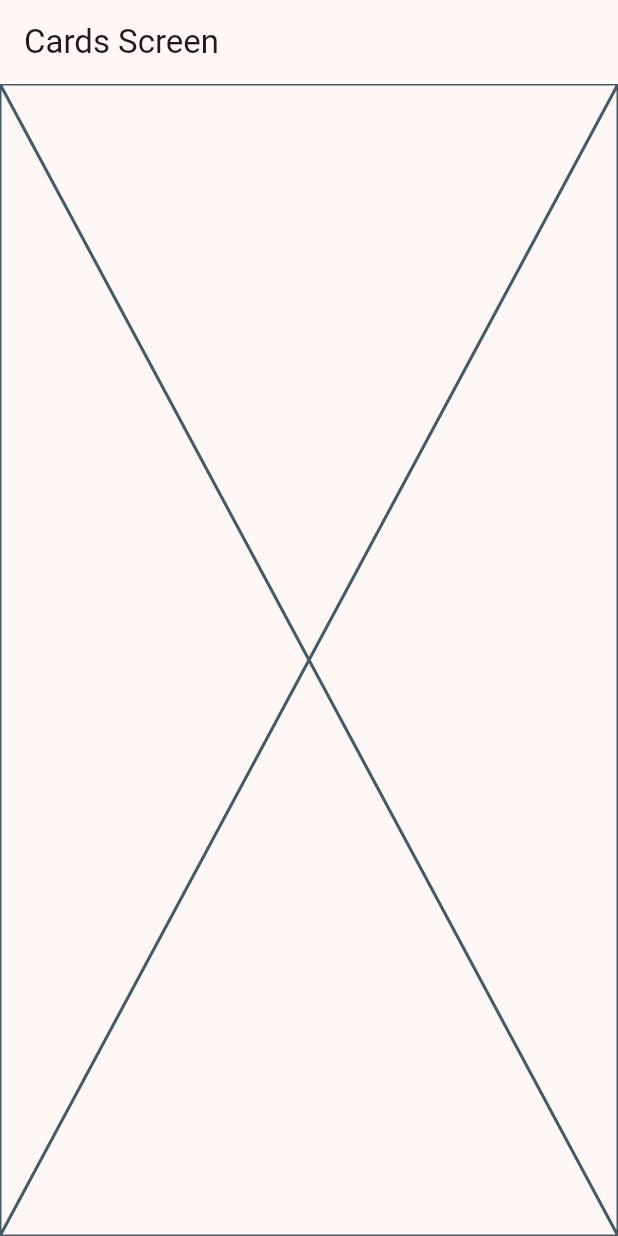
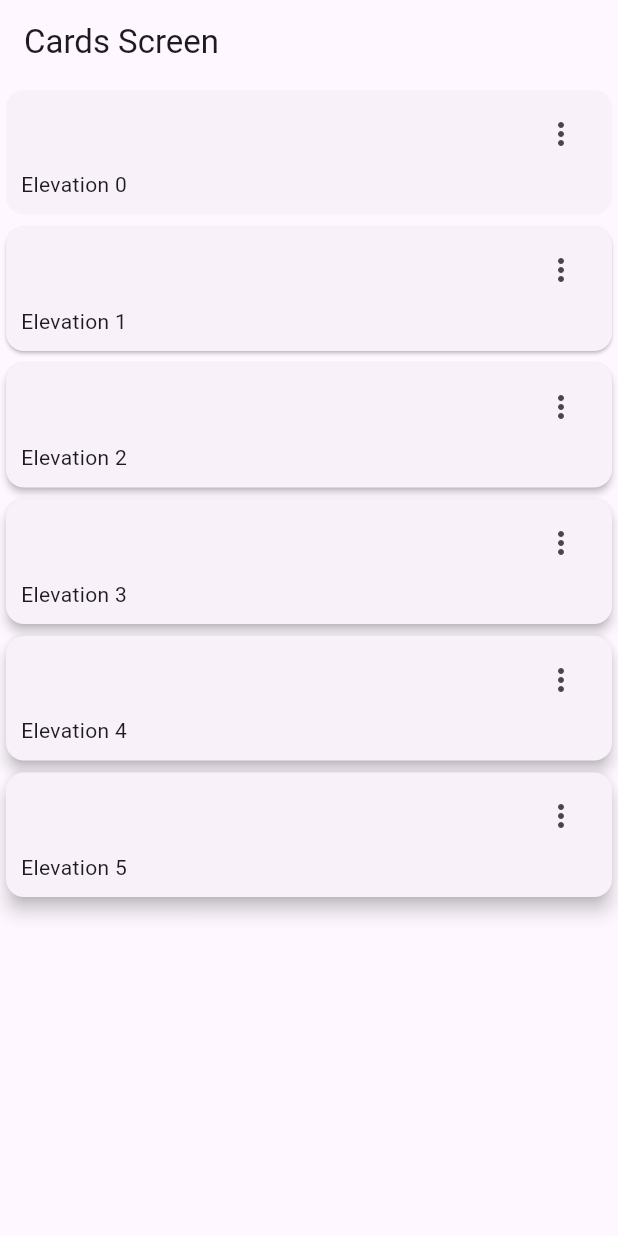
Before and after one commit to geeklagunero/widgetApp, a Flutter app: the CardsScreens screen opened by its route, on a phone screen of 412 x 824 dp. Run offline on Flutter 3.47's test engine with Material 3 defaults, Android fonts, the phone set to English and light mode, and no system bars; our stand-ins replace go_router.

Commit message:
terminar botones y empezar cards

```diff
--- a/lib/main.dart
+++ b/lib/main.dart
@@ -14,7 +14,7 @@ class MainApp extends StatelessWidget {
     return MaterialApp.router(
       routerConfig: appRouter,
       debugShowCheckedModeBanner: false,
-      theme: AppTheme(selectedColor: 8).getTheme(),
+      theme: AppTheme(selectedColor: 5).getTheme(),
       //home: HomeScreen(),
       // routes: {
       //   '/buttons': (context) => ButtonsScreens(),
--- a/lib/presentation/screens/cards/cards_screen.dart
+++ b/lib/presentation/screens/cards/cards_screen.dart
@@ -1,4 +1,17 @@
 import 'package:flutter/material.dart';
+
+
+
+const cardsData = <Map<String, dynamic>>[
+{'elevation': 0.0, 'label': 'Elevation 0'},
+{'elevation': 1.0, 'label': 'Elevation 1'},
+{'elevation': 2.0, 'label': 'Elevation 2'},
+{'elevation': 3.0, 'label': 'Elevation 3'},
+{'elevation': 4.0, 'label': 'Elevation 4'},
+  {'elevation': 5.0, 'label': 'Elevation 5'},
+];
+
+
 
 class CardsScreens extends StatelessWidget {
   static const name = 'cards_screen';
@@ -10,7 +23,59 @@ class CardsScreens extends StatelessWidget {
       appBar: AppBar(
         title: const Text("Cards Screen"),
       ),
-      body: const Placeholder(),
+      body: _CardsView(),
     );
   }
 }
+
+class _CardsView extends StatelessWidget {
+  const _CardsView({super.key});
+
+  @override
+  Widget build(BuildContext context) {
+    return SingleChildScrollView(
+      child: Column(
+        children: [
+          ...cardsData.map(
+              (card) => _CardType1(label: card['label'], elevation: card['elevation'])
+          ),
+
+        ],
+      ),
+    );
+  }
+}
+
+class _CardType1 extends StatelessWidget {
+
+  final String label;
+  final double elevation;
+
+  const _CardType1({super.key, required this.label, required this.elevation});
+
+  @override
+  Widget build(BuildContext context) {
+    return Card(
+      elevation: elevation,
+      child: Padding(
+        padding: EdgeInsets.fromLTRB(10, 5, 10, 10),
+          child: Column(
+          children: [
+            Align(
+              alignment: Alignment.topRight,
+              child: IconButton(
+                onPressed: (){},
+                icon: Icon(Icons.more_vert_rounded),
+              ),
+            ),
+
+            Align(
+              alignment: Alignment.bottomLeft,
+              child: Text(label),
+            ),
+        ],
+      ),
+      ),
+    );
+  }
+}
```
Also changed, not shown: lib/presentation/screens/buttons/buttons_screens.dart (+96 -1 lines).
